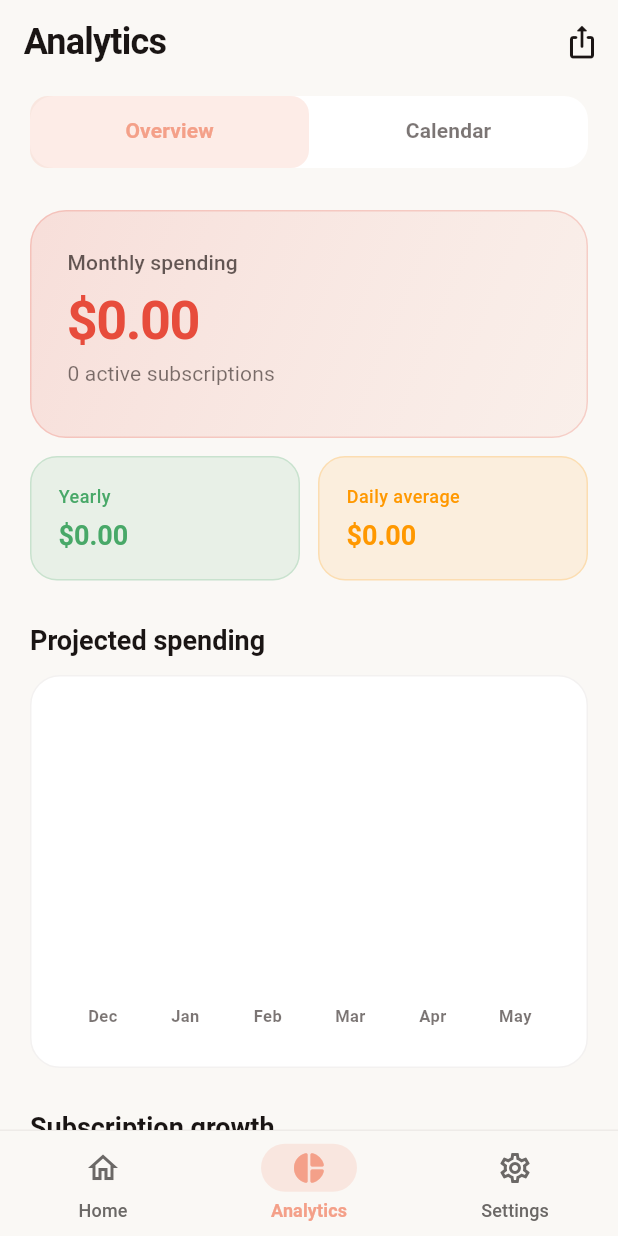
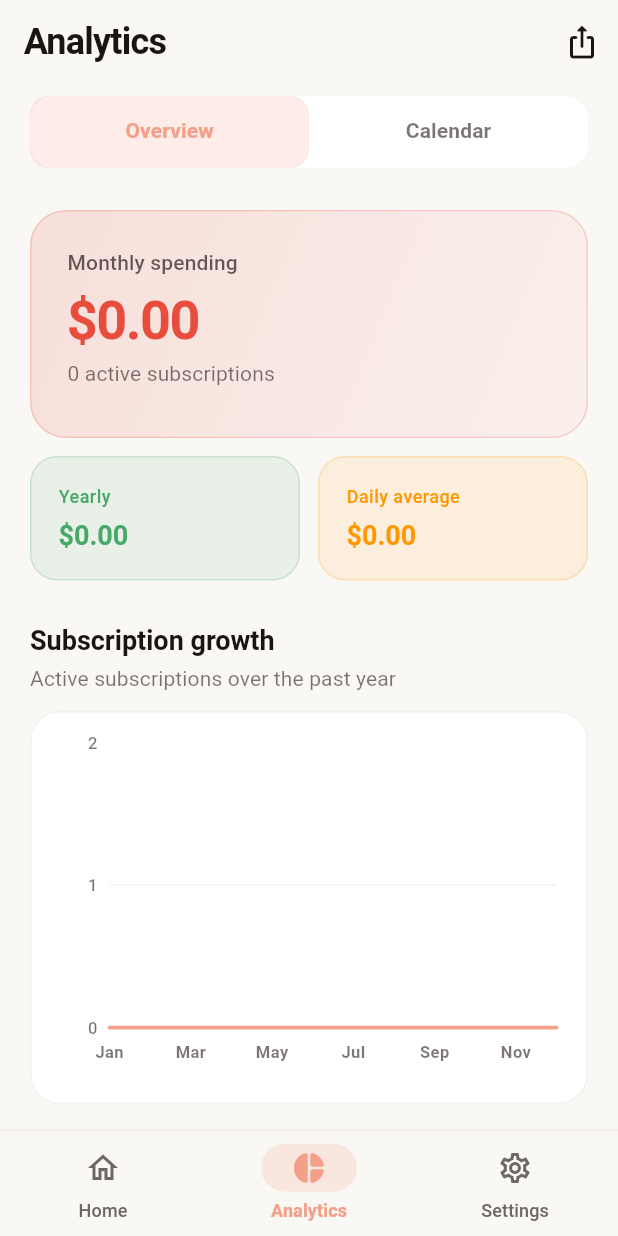
Before and after one commit to shelkesumedh2001/recurly, a Flutter app: the screen it shows after launch, item 2 of the bottom bar chosen, on a phone screen of 412 x 824 dp. Run offline on Flutter 3.47's test engine with Material 3 defaults, Android fonts, the phone set to English and light mode, and no system bars; drawn by our look-alikes of fl_chart; our stand-ins replace clock, cloud_firestore, csv, file_picker, firebase_auth, firebase_core and 12 more; missing offline and left inert: flutter_displaymode, home_widget; accounts and stored records are empty; generated files the repository leaves out were written again; network calls fail.

Commit message:
Analytics: reorder charts (line, pie, bar) + slim the donut ring
- Chart order is now growth line -> category pie -> projected-spend bar.
- Pie was too thick: centerSpaceRadius 65->82 and slice radius 46->26
  (touched 55->34), turning the fat donut into a slim ~26px ring with more
  breathing room around the center total.

```diff
--- a/lib/screens/analytics_screen.dart
+++ b/lib/screens/analytics_screen.dart
@@ -164,13 +164,7 @@ class _AnalyticsScreenState extends ConsumerState<AnalyticsScreen>
 
           const SizedBox(height: 28),
 
-          // Spending Trend Chart
-          const _SectionTitle('Projected spending'),
-          const _ChartCard(child: SpendingTrendChart()),
-
-          const SizedBox(height: 28),
-
-          // Subscription Count Chart
+          // Subscription Count Chart (line)
           const _SectionTitle(
             'Subscription growth',
             subtitle: 'Active subscriptions over the past year',
@@ -179,9 +173,15 @@ class _AnalyticsScreenState extends ConsumerState<AnalyticsScreen>
 
           const SizedBox(height: 28),
 
-          // Category Chart
+          // Category Chart (pie)
           const _SectionTitle('Spending by category'),
           const _ChartCard(child: CategoryPieChart()),
+
+          const SizedBox(height: 28),
+
+          // Spending Trend Chart (bar)
+          const _SectionTitle('Projected spending'),
+          const _ChartCard(child: SpendingTrendChart()),
 
           const SizedBox(height: 28),
 
--- a/lib/widgets/analytics/category_pie_chart.dart
+++ b/lib/widgets/analytics/category_pie_chart.dart
@@ -133,7 +133,7 @@ class _CategoryPieChartState extends ConsumerState<CategoryPieChart>
                         ),
                         borderData: FlBorderData(show: false),
                         sectionsSpace: 2,
-                        centerSpaceRadius: 65,
+                        centerSpaceRadius: 82,
                         startDegreeOffset: -90,
                         sections: _showingSections(
                           theme,
@@ -260,7 +260,7 @@ class _CategoryPieChartState extends ConsumerState<CategoryPieChart>
   ) {
     return List.generate(sortedEntries.length, (i) {
       final isTouched = i == _touchedIndex;
-      final radius = isTouched ? 55.0 : 46.0;
+      final radius = isTouched ? 34.0 : 26.0;
       final entry = sortedEntries[i];
 
       // Staggered animation
```
